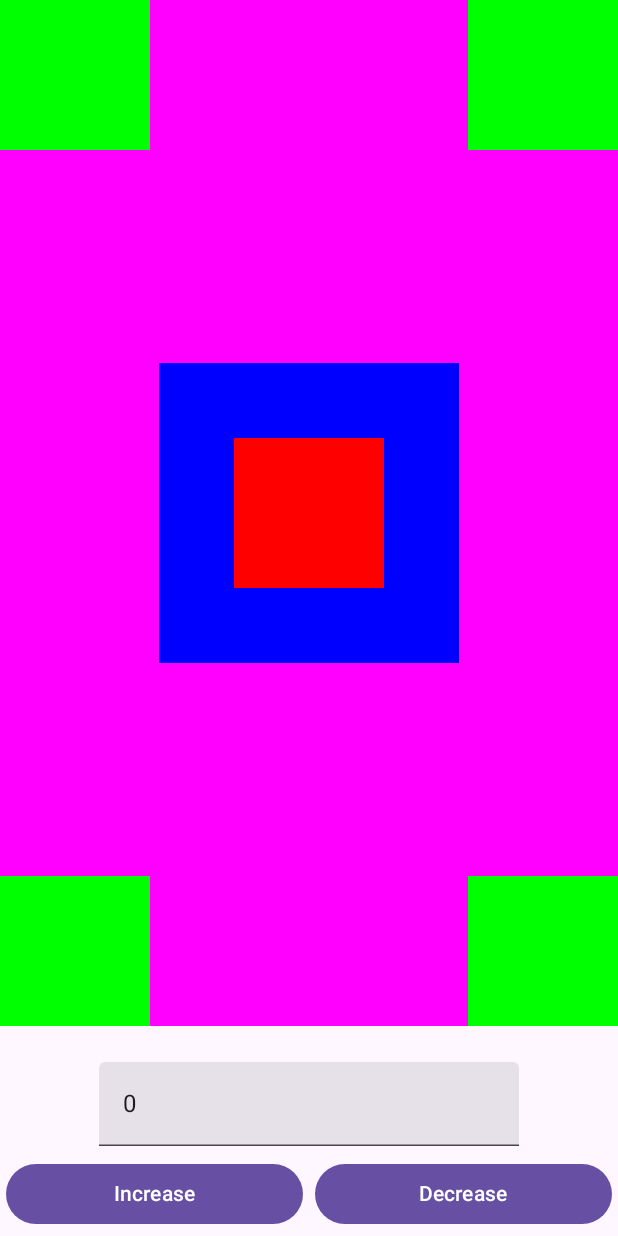
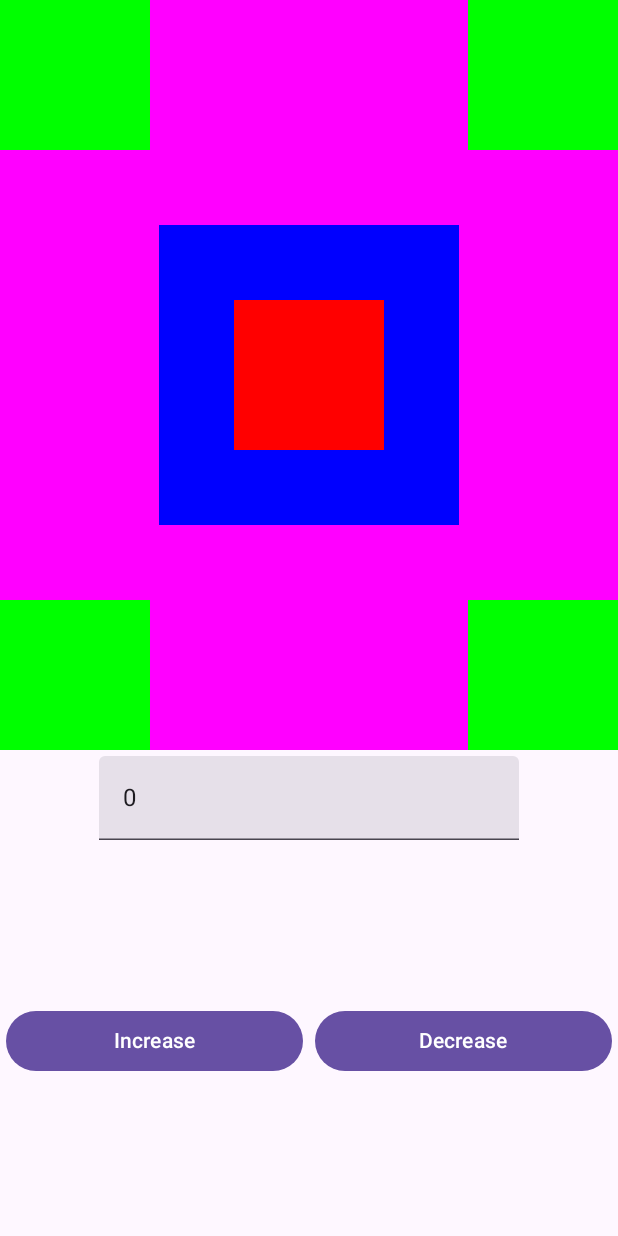
Before and after one commit to huynhhieu312/AndroidStudy, an Android app built with Jetpack Compose: the screen it shows after launch (MainActivity), on a phone screen of 412 x 824 dp. Run offline under Robolectric (Android 15) with nearby library versions, the phone set to English and light mode, and no system bars; our stand-ins replace constraintlayout-compose.

Commit message:
day 4 add variable constraist

```diff
--- a/MyApplication/app/src/main/java/com/example/myapplication/MainActivity.kt
+++ b/MyApplication/app/src/main/java/com/example/myapplication/MainActivity.kt
@@ -4,17 +4,6 @@
 import android.os.Bundle
 import androidx.activity.compose.setContent
 import androidx.compose.foundation.background
-import androidx.compose.foundation.layout.Arrangement
-import androidx.compose.foundation.layout.Arrangement.Absolute.Center
-import androidx.compose.foundation.layout.Arrangement.Center
-import androidx.compose.foundation.layout.Box
-import androidx.compose.foundation.layout.Column
-import androidx.compose.foundation.layout.Row
-import androidx.compose.foundation.layout.Spacer
-import androidx.compose.foundation.layout.fillMaxHeight
-import androidx.compose.foundation.layout.fillMaxSize
-import androidx.compose.foundation.layout.fillMaxWidth
-import androidx.compose.foundation.layout.height
 
 
 import androidx.compose.runtime.Composable
@@ -24,9 +13,7 @@
 import androidx.compose.ui.unit.sp
 import com.example.myapplication.ui.theme.SmartBuyTheme
 import androidx.compose.ui.unit.dp
-
-import androidx.compose.foundation.layout.padding
-import androidx.compose.foundation.layout.size
+import androidx.compose.foundation.layout.*
 import androidx.compose.material3.Surface
 import androidx.compose.ui.Alignment
 import androidx.compose.ui.graphics.Color
@@ -34,6 +21,11 @@
 import androidx.compose.material3.TextField
 import androidx.compose.material3.Button
 import androidx.compose.material.*
+import androidx.compose.ui.layout.layoutId
+import androidx.constraintlayout.compose.ConstraintLayout
+import androidx.constraintlayout.compose.ConstraintSet
+import androidx.constraintlayout.compose.Dimension
+
 
 
 
@@ -47,7 +39,8 @@
                     modifier = Modifier.fillMaxSize()
                 ) {
 //                    SimpleComposable()
-                    ItemScreen()
+ //                   ItemScreen()
+                    ConstraintItemScreen()
                 }
             }
         }
@@ -137,6 +130,106 @@
 
 }
 
+@Composable
+fun ConstraintItemScreen() {
+    val constraints = ConstraintSet{
+        val box = createRefFor("box")
+        val input = createRefFor("input")
+        val increase = createRefFor("increase")
+        val decrease = createRefFor("decrease")
+
+        constrain(box){
+            start.linkTo(parent.start)
+            top.linkTo(parent.top)
+            end.linkTo(parent.end)
+        }
+
+
+        constrain(input){
+            top.linkTo(box.bottom)
+            start.linkTo(parent.start)
+            end.linkTo(parent.end)
+        }
+
+        constrain(increase) {
+            start.linkTo(parent.start)
+            top.linkTo(input.bottom)
+            bottom.linkTo(parent.bottom)
+            width = Dimension.fillToConstraints
+            end.linkTo(decrease.start)
+        }
+
+        constrain(decrease){
+            top.linkTo(increase.top)
+            end.linkTo(parent.end)
+            bottom.linkTo(increase.bottom)
+            width = Dimension.fillToConstraints
+            start.linkTo(increase.end)
+        }
+
+    }
+    ConstraintLayout(modifier = Modifier.fillMaxHeight(), constraintSet = constraints){
+       // val (box, input, increase, decrease) = createRefs()
+
+        Box(
+            modifier = Modifier
+                .fillMaxWidth()
+                .background(Color.Magenta)
+                .height(500.dp)
+                .layoutId("box")
+            , contentAlignment = Alignment.Center
+        ) {
+            Box(modifier = Modifier
+                .size(200.dp)
+                .background(Color.Blue))
+            Box(modifier = Modifier
+                .size(100.dp)
+                .background(Color.Red))
+
+            Box(modifier = Modifier
+                .size(100.dp)
+                .background(Color.Green)
+                .align(Alignment.TopStart))
+            Box(modifier = Modifier
+                .size(100.dp)
+                .background(Color.Green)
+                .align(Alignment.TopEnd))
+            Box(modifier = Modifier
+                .size(100.dp)
+                .background(Color.Green)
+                .align(Alignment.BottomStart))
+            Box(modifier = Modifier
+                .size(100.dp)
+                .background(Color.Green)
+                .align(Alignment.BottomEnd))
+
+
+        }
+
+
+        TextField(value = "0", onValueChange = { /*TODO*/ },
+            modifier = Modifier.padding(4.dp)
+                .layoutId("input")
+        )
+
+
+        Button(onClick = {}, modifier = Modifier
+            .padding(4.dp)
+            .layoutId("increase")
+        ) {
+            Text("Increase")
+        }
+
+        Button(onClick = {}, modifier = Modifier
+            .padding(4.dp)
+            .layoutId("decrease")
+        ) {
+            Text("Decrease")
+        }
+
+
+    }
+}
 
 
 
```
